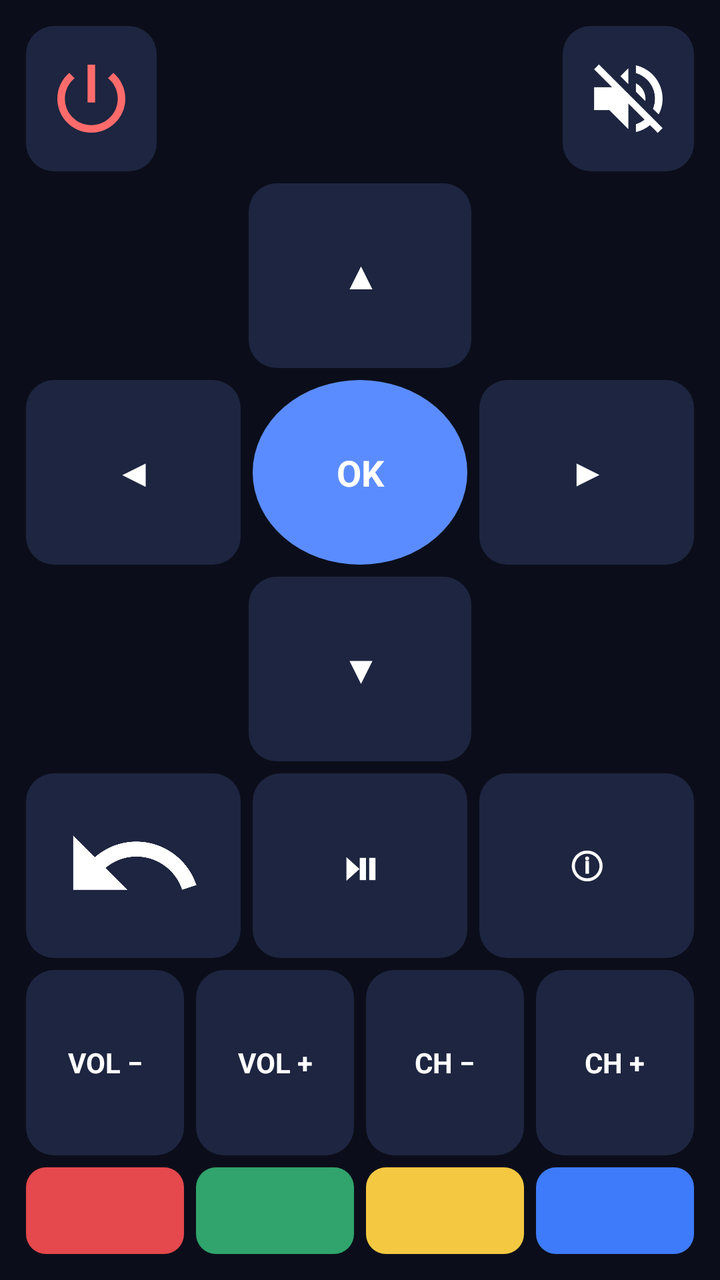
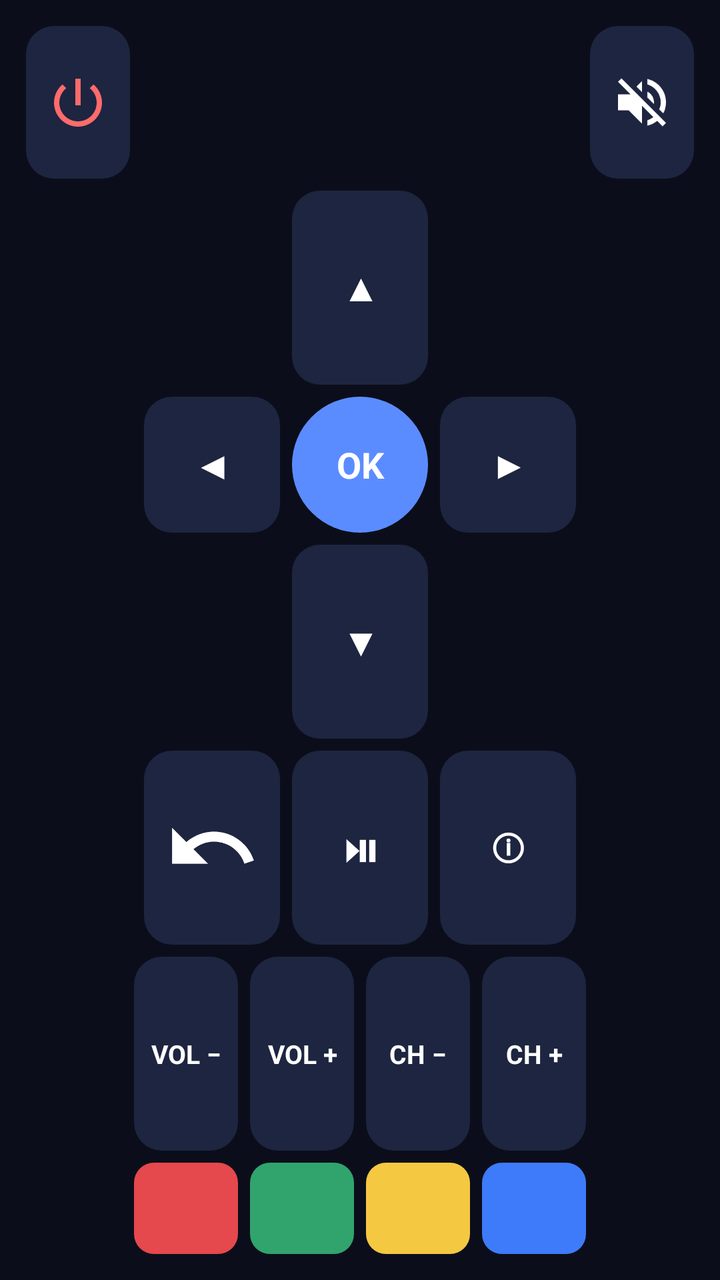

The first picture is an Android layout as it rendered before a commit; the second is the same layout after the commit. The layout source and the unified diff follow.
<!-- AndroidManifest.xml: application theme Theme.TiviBro -->
<!-- res/layout/widget_remote.xml -->
<?xml version="1.0" encoding="utf-8"?>
<LinearLayout xmlns:android="http://schemas.android.com/apk/res/android"
    android:id="@android:id/background"
    android:layout_width="match_parent"
    android:layout_height="match_parent"
    android:orientation="vertical"
    android:padding="10dp"
    android:background="@drawable/widget_bg">
    <LinearLayout android:layout_width="match_parent" android:layout_height="0dp" android:layout_weight="0.8" android:orientation="horizontal">
        <ImageView android:id="@+id/rw_power" android:layout_width="0dp" android:layout_height="match_parent" android:layout_weight="1" android:layout_margin="3dp"
            android:background="@drawable/remote_key" android:padding="10dp" android:scaleType="fitCenter" android:src="@drawable/ic_power" />
        <TextView android:id="@+id/rw_name" android:layout_width="0dp" android:layout_height="match_parent" android:layout_weight="3" android:gravity="center"
            android:textColor="#FFFFFFFF" android:textSize="15sp" android:textStyle="bold" android:maxLines="1" android:ellipsize="end" />
        <ImageView android:id="@+id/rw_mute" android:layout_width="0dp" android:layout_height="match_parent" android:layout_weight="1" android:layout_margin="3dp"
            android:background="@drawable/remote_key" android:padding="10dp" android:scaleType="fitCenter" android:src="@drawable/ic_mute" />
    </LinearLayout>
    <LinearLayout android:layout_width="match_parent" android:layout_height="0dp" android:layout_weight="1" android:orientation="horizontal">
        <FrameLayout android:layout_width="0dp" android:layout_height="match_parent" android:layout_weight="1" />
        <TextView android:id="@+id/rw_up" android:layout_width="0dp" android:layout_height="match_parent" android:layout_weight="1" android:layout_margin="3dp"
            android:background="@drawable/remote_key" android:gravity="center" android:text="▲" android:textColor="#FFFFFFFF" android:textSize="18sp" android:textStyle="bold" />
        <FrameLayout android:layout_width="0dp" android:layout_height="match_parent" android:layout_weight="1" />
    </LinearLayout>
    <LinearLayout android:layout_width="match_parent" android:layout_height="0dp" android:layout_weight="1" android:orientation="horizontal">
        <TextView android:id="@+id/rw_left" android:layout_width="0dp" android:layout_height="match_parent" android:layout_weight="1" android:layout_margin="3dp"
            android:background="@drawable/remote_key" android:gravity="center" android:text="◀" android:textColor="#FFFFFFFF" android:textSize="18sp" android:textStyle="bold" />
        <TextView android:id="@+id/rw_ok" android:layout_width="0dp" android:layout_height="match_parent" android:layout_weight="1" android:layout_margin="3dp"
            android:background="@drawable/remote_ok" android:gravity="center" android:text="OK" android:textColor="#FFFFFFFF" android:textSize="18sp" android:textStyle="bold" />
        <TextView android:id="@+id/rw_right" android:layout_width="0dp" android:layout_height="match_parent" android:layout_weight="1" android:layout_margin="3dp"
            android:background="@drawable/remote_key" android:gravity="center" android:text="▶" android:textColor="#FFFFFFFF" android:textSize="18sp" android:textStyle="bold" />
    </LinearLayout>
    <LinearLayout android:layout_width="match_parent" android:layout_height="0dp" android:layout_weight="1" android:orientation="horizontal">
        <FrameLayout android:layout_width="0dp" android:layout_height="match_parent" android:layout_weight="1" />
        <TextView android:id="@+id/rw_down" android:layout_width="0dp" android:layout_height="match_parent" android:layout_weight="1" android:layout_margin="3dp"
            android:background="@drawable/remote_key" android:gravity="center" android:text="▼" android:textColor="#FFFFFFFF" android:textSize="18sp" android:textStyle="bold" />
        <FrameLayout android:layout_width="0dp" android:layout_height="match_parent" android:layout_weight="1" />
    </LinearLayout>
    <LinearLayout android:layout_width="match_parent" android:layout_height="0dp" android:layout_weight="1" android:orientation="horizontal">
        <ImageView android:id="@+id/rw_back" android:layout_width="0dp" android:layout_height="match_parent" android:layout_weight="1" android:layout_margin="3dp"
            android:background="@drawable/remote_key" android:padding="10dp" android:scaleType="fitCenter" android:src="@drawable/ic_back" />
        <TextView android:id="@+id/rw_play" android:layout_width="0dp" android:layout_height="match_parent" android:layout_weight="1" android:layout_margin="3dp"
            android:background="@drawable/remote_key" android:gravity="center" android:text="⏯" android:textColor="#FFFFFFFF" android:textSize="18sp" android:textStyle="bold" />
        <TextView android:id="@+id/rw_info" android:layout_width="0dp" android:layout_height="match_parent" android:layout_weight="1" android:layout_margin="3dp"
            android:background="@drawable/remote_key" android:gravity="center" android:text="ⓘ" android:textColor="#FFFFFFFF" android:textSize="18sp" android:textStyle="bold" />
    </LinearLayout>
    <LinearLayout android:layout_width="match_parent" android:layout_height="0dp" android:layout_weight="1" android:orientation="horizontal">
        <TextView android:id="@+id/rw_voldown" android:layout_width="0dp" android:layout_height="match_parent" android:layout_weight="1" android:layout_margin="3dp"
            android:background="@drawable/remote_key" android:gravity="center" android:text="VOL −" android:textColor="#FFFFFFFF" android:textSize="14sp" android:textStyle="bold" />
        <TextView android:id="@+id/rw_volup" android:layout_width="0dp" android:layout_height="match_parent" android:layout_weight="1" android:layout_margin="3dp"
            android:background="@drawable/remote_key" android:gravity="center" android:text="VOL +" android:textColor="#FFFFFFFF" android:textSize="14sp" android:textStyle="bold" />
        <TextView android:id="@+id/rw_chdown" android:layout_width="0dp" android:layout_height="match_parent" android:layout_weight="1" android:layout_margin="3dp"
            android:background="@drawable/remote_key" android:gravity="center" android:text="CH −" android:textColor="#FFFFFFFF" android:textSize="14sp" android:textStyle="bold" />
        <TextView android:id="@+id/rw_chup" android:layout_width="0dp" android:layout_height="match_parent" android:layout_weight="1" android:layout_margin="3dp"
            android:background="@drawable/remote_key" android:gravity="center" android:text="CH +" android:textColor="#FFFFFFFF" android:textSize="14sp" android:textStyle="bold" />
    </LinearLayout>
    <LinearLayout android:layout_width="match_parent" android:layout_height="0dp" android:layout_weight="0.5" android:orientation="horizontal">
        <TextView android:id="@+id/rw_red" android:layout_width="0dp" android:layout_height="match_parent" android:layout_weight="1" android:layout_margin="3dp"
            android:background="@drawable/remote_red" android:gravity="center" android:text="" android:textColor="#FFFFFFFF" android:textSize="18sp" android:textStyle="bold" />
        <TextView android:id="@+id/rw_green" android:layout_width="0dp" android:layout_height="match_parent" android:layout_weight="1" android:layout_margin="3dp"
            android:background="@drawable/remote_green" android:gravity="center" android:text="" android:textColor="#FFFFFFFF" android:textSize="18sp" android:textStyle="bold" />
        <TextView android:id="@+id/rw_yellow" android:layout_width="0dp" android:layout_height="match_parent" android:layout_weight="1" android:layout_margin="3dp"
            android:background="@drawable/remote_yellow" android:gravity="center" android:text="" android:textColor="#FFFFFFFF" android:textSize="18sp" android:textStyle="bold" />
        <TextView android:id="@+id/rw_blue" android:layout_width="0dp" android:layout_height="match_parent" android:layout_weight="1" android:layout_margin="3dp"
            android:background="@drawable/remote_blue" android:gravity="center" android:text="" android:textColor="#FFFFFFFF" android:textSize="18sp" android:textStyle="bold" />
    </LinearLayout>
</LinearLayout>
<!-- resources referenced by this layout -->
<resources>
  <!-- drawable ic_back (drawable) -->
  <?xml version="1.0" encoding="utf-8"?>
  <vector xmlns:android="http://schemas.android.com/apk/res/android" android:width="24dp" android:height="24dp" android:viewportWidth="24" android:viewportHeight="24">
      <path android:fillColor="#FFFFFFFF" android:pathData="M12.5,8c-2.65,0 -5.05,0.99 -6.9,2.6L2,7v9h9l-3.62,-3.62c1.39,-1.16 3.16,-1.88 5.12,-1.88 3.54,0 6.55,2.31 7.6,5.5l2.37,-0.78C21.08,11.03 17.15,8 12.5,8z"/>
  </vector>
  <!-- drawable ic_mute (drawable) -->
  <?xml version="1.0" encoding="utf-8"?>
  <vector xmlns:android="http://schemas.android.com/apk/res/android" android:width="24dp" android:height="24dp" android:viewportWidth="24" android:viewportHeight="24">
      <path android:fillColor="#FFFFFFFF" android:pathData="M16.5,12c0,-1.77 -1.02,-3.29 -2.5,-4.03v2.21l2.45,2.45c0.03,-0.2 0.05,-0.41 0.05,-0.63zM19,12c0,0.94 -0.2,1.82 -0.54,2.64l1.51,1.51C20.63,14.91 21,13.5 21,12c0,-4.28 -2.99,-7.86 -7,-8.77v2.06c2.89,0.86 5,3.54 5,6.71zM4.27,3L3,4.27 7.73,9L3,9v6h4l5,5v-6.73l4.25,4.25c-0.67,0.52 -1.42,0.93 -2.25,1.18v2.06c1.38,-0.31 2.63,-0.95 3.69,-1.81L19.73,21 21,19.73l-9,-9L4.27,3zM12,4L9.91,6.09 12,8.18L12,4z"/>
  </vector>
  <!-- drawable ic_power (drawable) -->
  <?xml version="1.0" encoding="utf-8"?>
  <vector xmlns:android="http://schemas.android.com/apk/res/android" android:width="24dp" android:height="24dp" android:viewportWidth="24" android:viewportHeight="24">
      <path android:fillColor="#FFFF6B6B" android:pathData="M13,3h-2v10h2L13,3zM17.83,5.17l-1.42,1.42C17.99,7.86 19,9.81 19,12c0,3.87 -3.13,7 -7,7s-7,-3.13 -7,-7c0,-2.19 1.01,-4.14 2.58,-5.42L6.17,5.17C4.23,6.82 3,9.26 3,12c0,4.97 4.03,9 9,9s9,-4.03 9,-9c0,-2.74 -1.23,-5.18 -3.17,-6.83z"/>
  </vector>
  <!-- drawable remote_blue (drawable) -->
  <?xml version="1.0" encoding="utf-8"?>
  <shape xmlns:android="http://schemas.android.com/apk/res/android" android:shape="rectangle">
      <solid android:color="#FF3E7BFA" />
      <corners android:radius="10dp" />
  </shape>
  <!-- drawable remote_green (drawable) -->
  <?xml version="1.0" encoding="utf-8"?>
  <shape xmlns:android="http://schemas.android.com/apk/res/android" android:shape="rectangle">
      <solid android:color="#FF30A46C" />
      <corners android:radius="10dp" />
  </shape>
  <!-- drawable remote_key (drawable) -->
  <?xml version="1.0" encoding="utf-8"?>
  <shape xmlns:android="http://schemas.android.com/apk/res/android" android:shape="rectangle">
      <solid android:color="#FF1D2540" />
      <corners android:radius="14dp" />
  </shape>
  <!-- drawable remote_ok (drawable) -->
  <?xml version="1.0" encoding="utf-8"?>
  <shape xmlns:android="http://schemas.android.com/apk/res/android" android:shape="oval">
      <solid android:color="#FF5B8CFF" />
  </shape>
  <!-- drawable remote_red (drawable) -->
  <?xml version="1.0" encoding="utf-8"?>
  <shape xmlns:android="http://schemas.android.com/apk/res/android" android:shape="rectangle">
      <solid android:color="#FFE5484D" />
      <corners android:radius="10dp" />
  </shape>
  <!-- drawable remote_yellow (drawable) -->
  <?xml version="1.0" encoding="utf-8"?>
  <shape xmlns:android="http://schemas.android.com/apk/res/android" android:shape="rectangle">
      <solid android:color="#FFF5C842" />
      <corners android:radius="10dp" />
  </shape>
  <!-- drawable widget_bg (drawable) -->
  <?xml version="1.0" encoding="utf-8"?>
  <shape xmlns:android="http://schemas.android.com/apk/res/android" android:shape="rectangle">
      <solid android:color="#EE0B0E1A" />
      <corners android:radius="22dp" />
  </shape>
  <style name="Theme.TiviBro" parent="android:Theme.Material.NoActionBar">
          <item name="android:windowBackground">@color/ink</item>
          <item name="android:statusBarColor">@color/ink</item>
          <item name="android:navigationBarColor">@color/ink</item>
      </style>
  <color name="ink">#0B0E1A</color>
</resources>

<!-- the commit's change to res/layout/widget_remote.xml (unified diff, before → after) -->
@@ -4,62 +4,63 @@
     android:layout_width="match_parent"
     android:layout_height="match_parent"
     android:orientation="vertical"
+    android:gravity="center_horizontal"
     android:padding="10dp"
     android:background="@drawable/widget_bg">
-    <LinearLayout android:layout_width="match_parent" android:layout_height="0dp" android:layout_weight="0.8" android:orientation="horizontal">
-        <ImageView android:id="@+id/rw_power" android:layout_width="0dp" android:layout_height="match_parent" android:layout_weight="1" android:layout_margin="3dp"
+    <LinearLayout android:layout_width="match_parent" android:layout_height="0dp" android:layout_weight="0.8" android:orientation="horizontal" android:gravity="center">
+        <ImageView android:id="@+id/rw_power" android:layout_width="52dp" android:layout_height="match_parent" android:layout_margin="3dp"
             android:background="@drawable/remote_key" android:padding="10dp" android:scaleType="fitCenter" android:src="@drawable/ic_power" />
-        <TextView android:id="@+id/rw_name" android:layout_width="0dp" android:layout_height="match_parent" android:layout_weight="3" android:gravity="center"
+        <TextView android:id="@+id/rw_name" android:layout_width="0dp" android:layout_height="match_parent" android:layout_weight="1" android:gravity="center"
             android:textColor="#FFFFFFFF" android:textSize="15sp" android:textStyle="bold" android:maxLines="1" android:ellipsize="end" />
-        <ImageView android:id="@+id/rw_mute" android:layout_width="0dp" android:layout_height="match_parent" android:layout_weight="1" android:layout_margin="3dp"
+        <ImageView android:id="@+id/rw_mute" android:layout_width="52dp" android:layout_height="match_parent" android:layout_margin="3dp"
             android:background="@drawable/remote_key" android:padding="10dp" android:scaleType="fitCenter" android:src="@drawable/ic_mute" />
     </LinearLayout>
-    <LinearLayout android:layout_width="match_parent" android:layout_height="0dp" android:layout_weight="1" android:orientation="horizontal">
-        <FrameLayout android:layout_width="0dp" android:layout_height="match_parent" android:layout_weight="1" />
-        <TextView android:id="@+id/rw_up" android:layout_width="0dp" android:layout_height="match_parent" android:layout_weight="1" android:layout_margin="3dp"
+    <LinearLayout android:layout_width="wrap_content" android:layout_height="0dp" android:layout_weight="1" android:orientation="horizontal" android:gravity="center">
+        <FrameLayout android:layout_width="68dp" android:layout_height="match_parent" android:layout_margin="3dp" />
+        <TextView android:id="@+id/rw_up" android:layout_width="68dp" android:layout_height="match_parent" android:layout_margin="3dp"
             android:background="@drawable/remote_key" android:gravity="center" android:text="▲" android:textColor="#FFFFFFFF" android:textSize="18sp" android:textStyle="bold" />
-        <FrameLayout android:layout_width="0dp" android:layout_height="match_parent" android:layout_weight="1" />
+        <FrameLayout android:layout_width="68dp" android:layout_height="match_parent" android:layout_margin="3dp" />
     </LinearLayout>
-    <LinearLayout android:layout_width="match_parent" android:layout_height="0dp" android:layout_weight="1" android:orientation="horizontal">
-        <TextView android:id="@+id/rw_left" android:layout_width="0dp" android:layout_height="match_parent" android:layout_weight="1" android:layout_margin="3dp"
+    <LinearLayout android:layout_width="wrap_content" android:layout_height="74dp" android:orientation="horizontal" android:gravity="center">
+        <TextView android:id="@+id/rw_left" android:layout_width="68dp" android:layout_height="match_parent" android:layout_margin="3dp"
             android:background="@drawable/remote_key" android:gravity="center" android:text="◀" android:textColor="#FFFFFFFF" android:textSize="18sp" android:textStyle="bold" />
-        <TextView android:id="@+id/rw_ok" android:layout_width="0dp" android:layout_height="match_parent" android:layout_weight="1" android:layout_margin="3dp"
+        <TextView android:id="@+id/rw_ok" android:layout_width="68dp" android:layout_height="68dp" android:layout_margin="3dp"
             android:background="@drawable/remote_ok" android:gravity="center" android:text="OK" android:textColor="#FFFFFFFF" android:textSize="18sp" android:textStyle="bold" />
-        <TextView android:id="@+id/rw_right" android:layout_width="0dp" android:layout_height="match_parent" android:layout_weight="1" android:layout_margin="3dp"
+        <TextView android:id="@+id/rw_right" android:layout_width="68dp" android:layout_height="match_parent" android:layout_margin="3dp"
             android:background="@drawable/remote_key" android:gravity="center" android:text="▶" android:textColor="#FFFFFFFF" android:textSize="18sp" android:textStyle="bold" />
     </LinearLayout>
-    <LinearLayout android:layout_width="match_parent" android:layout_height="0dp" android:layout_weight="1" android:orientation="horizontal">
-        <FrameLayout android:layout_width="0dp" android:layout_height="match_parent" android:layout_weight="1" />
-        <TextView android:id="@+id/rw_down" android:layout_width="0dp" android:layout_height="match_parent" android:layout_weight="1" android:layout_margin="3dp"
+    <LinearLayout android:layout_width="wrap_content" android:layout_height="0dp" android:layout_weight="1" android:orientation="horizontal" android:gravity="center">
+        <FrameLayout android:layout_width="68dp" android:layout_height="match_parent" android:layout_margin="3dp" />
+        <TextView android:id="@+id/rw_down" android:layout_width="68dp" android:layout_height="match_parent" android:layout_margin="3dp"
             android:background="@drawable/remote_key" android:gravity="center" android:text="▼" android:textColor="#FFFFFFFF" android:textSize="18sp" android:textStyle="bold" />
-        <FrameLayout android:layout_width="0dp" android:layout_height="match_parent" android:layout_weight="1" />
+        <FrameLayout android:layout_width="68dp" android:layout_height="match_parent" android:layout_margin="3dp" />
     </LinearLayout>
-    <LinearLayout android:layout_width="match_parent" android:layout_height="0dp" android:layout_weight="1" android:orientation="horizontal">
-        <ImageView android:id="@+id/rw_back" android:layout_width="0dp" android:layout_height="match_parent" android:layout_weight="1" android:layout_margin="3dp"
+    <LinearLayout android:layout_width="wrap_content" android:layout_height="0dp" android:layout_weight="1" android:orientation="horizontal" android:gravity="center">
+        <ImageView android:id="@+id/rw_back" android:layout_width="68dp" android:layout_height="match_parent" android:layout_margin="3dp"
             android:background="@drawable/remote_key" android:padding="10dp" android:scaleType="fitCenter" android:src="@drawable/ic_back" />
-        <TextView android:id="@+id/rw_play" android:layout_width="0dp" android:layout_height="match_parent" android:layout_weight="1" android:layout_margin="3dp"
+        <TextView android:id="@+id/rw_play" android:layout_width="68dp" android:layout_height="match_parent" android:layout_margin="3dp"
             android:background="@drawable/remote_key" android:gravity="center" android:text="⏯" android:textColor="#FFFFFFFF" android:textSize="18sp" android:textStyle="bold" />
-        <TextView android:id="@+id/rw_info" android:layout_width="0dp" android:layout_height="match_parent" android:layout_weight="1" android:layout_margin="3dp"
+        <TextView android:id="@+id/rw_info" android:layout_width="68dp" android:layout_height="match_parent" android:layout_margin="3dp"
             android:background="@drawable/remote_key" android:gravity="center" android:text="ⓘ" android:textColor="#FFFFFFFF" android:textSize="18sp" android:textStyle="bold" />
     </LinearLayout>
-    <LinearLayout android:layout_width="match_parent" android:layout_height="0dp" android:layout_weight="1" android:orientation="horizontal">
-        <TextView android:id="@+id/rw_voldown" android:layout_width="0dp" android:layout_height="match_parent" android:layout_weight="1" android:layout_margin="3dp"
-            android:background="@drawable/remote_key" android:gravity="center" android:text="VOL −" android:textColor="#FFFFFFFF" android:textSize="14sp" android:textStyle="bold" />
-        <TextView android:id="@+id/rw_volup" android:layout_width="0dp" android:layout_height="match_parent" android:layout_weight="1" android:layout_margin="3dp"
-            android:background="@drawable/remote_key" android:gravity="center" android:text="VOL +" android:textColor="#FFFFFFFF" android:textSize="14sp" android:textStyle="bold" />
-        <TextView android:id="@+id/rw_chdown" android:layout_width="0dp" android:layout_height="match_parent" android:layout_weight="1" android:layout_margin="3dp"
-            android:background="@drawable/remote_key" android:gravity="center" android:text="CH −" android:textColor="#FFFFFFFF" android:textSize="14sp" android:textStyle="bold" />
-        <TextView android:id="@+id/rw_chup" android:layout_width="0dp" android:layout_height="match_parent" android:layout_weight="1" android:layout_margin="3dp"
-            android:background="@drawable/remote_key" android:gravity="center" android:text="CH +" android:textColor="#FFFFFFFF" android:textSize="14sp" android:textStyle="bold" />
+    <LinearLayout android:layout_width="wrap_content" android:layout_height="0dp" android:layout_weight="1" android:orientation="horizontal" android:gravity="center">
+        <TextView android:id="@+id/rw_voldown" android:layout_width="52dp" android:layout_height="match_parent" android:layout_margin="3dp"
+            android:background="@drawable/remote_key" android:gravity="center" android:text="VOL −" android:textColor="#FFFFFFFF" android:textSize="13sp" android:textStyle="bold" />
+        <TextView android:id="@+id/rw_volup" android:layout_width="52dp" android:layout_height="match_parent" android:layout_margin="3dp"
+            android:background="@drawable/remote_key" android:gravity="center" android:text="VOL +" android:textColor="#FFFFFFFF" android:textSize="13sp" android:textStyle="bold" />
+        <TextView android:id="@+id/rw_chdown" android:layout_width="52dp" android:layout_height="match_parent" android:layout_margin="3dp"
+            android:background="@drawable/remote_key" android:gravity="center" android:text="CH −" android:textColor="#FFFFFFFF" android:textSize="13sp" android:textStyle="bold" />
+        <TextView android:id="@+id/rw_chup" android:layout_width="52dp" android:layout_height="match_parent" android:layout_margin="3dp"
+            android:background="@drawable/remote_key" android:gravity="center" android:text="CH +" android:textColor="#FFFFFFFF" android:textSize="13sp" android:textStyle="bold" />
     </LinearLayout>
-    <LinearLayout android:layout_width="match_parent" android:layout_height="0dp" android:layout_weight="0.5" android:orientation="horizontal">
-        <TextView android:id="@+id/rw_red" android:layout_width="0dp" android:layout_height="match_parent" android:layout_weight="1" android:layout_margin="3dp"
+    <LinearLayout android:layout_width="wrap_content" android:layout_height="0dp" android:layout_weight="0.5" android:orientation="horizontal" android:gravity="center">
+        <TextView android:id="@+id/rw_red" android:layout_width="52dp" android:layout_height="match_parent" android:layout_margin="3dp"
             android:background="@drawable/remote_red" android:gravity="center" android:text="" android:textColor="#FFFFFFFF" android:textSize="18sp" android:textStyle="bold" />
-        <TextView android:id="@+id/rw_green" android:layout_width="0dp" android:layout_height="match_parent" android:layout_weight="1" android:layout_margin="3dp"
+        <TextView android:id="@+id/rw_green" android:layout_width="52dp" android:layout_height="match_parent" android:layout_margin="3dp"
             android:background="@drawable/remote_green" android:gravity="center" android:text="" android:textColor="#FFFFFFFF" android:textSize="18sp" android:textStyle="bold" />
-        <TextView android:id="@+id/rw_yellow" android:layout_width="0dp" android:layout_height="match_parent" android:layout_weight="1" android:layout_margin="3dp"
+        <TextView android:id="@+id/rw_yellow" android:layout_width="52dp" android:layout_height="match_parent" android:layout_margin="3dp"
             android:background="@drawable/remote_yellow" android:gravity="center" android:text="" android:textColor="#FFFFFFFF" android:textSize="18sp" android:textStyle="bold" />
-        <TextView android:id="@+id/rw_blue" android:layout_width="0dp" android:layout_height="match_parent" android:layout_weight="1" android:layout_margin="3dp"
+        <TextView android:id="@+id/rw_blue" android:layout_width="52dp" android:layout_height="match_parent" android:layout_margin="3dp"
             android:background="@drawable/remote_blue" android:gravity="center" android:text="" android:textColor="#FFFFFFFF" android:textSize="18sp" android:textStyle="bold" />
     </LinearLayout>
 </LinearLayout>
